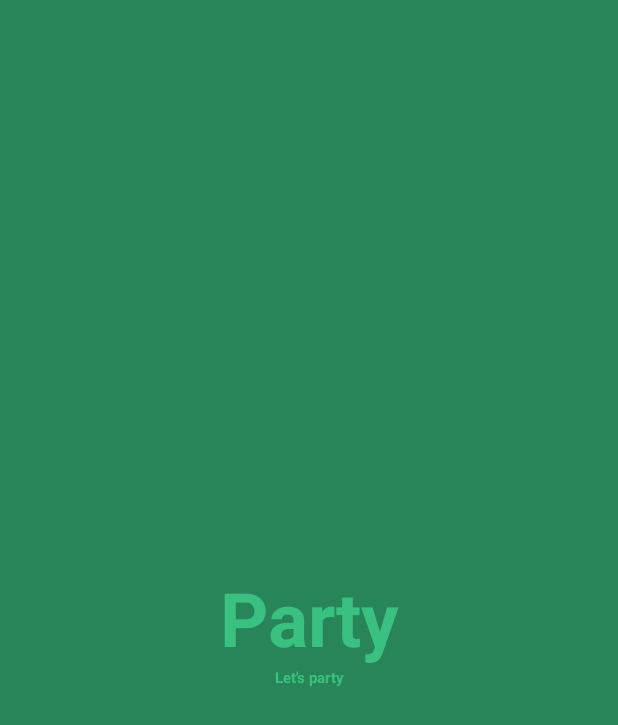
After one commit to WillCoder/Party, an Android app: the SplashActivity screen opened directly, with no data from a screen before it, on a phone screen of 412 x 824 dp. The commit adds this screen. Shown: the top 725 px of the screen. Run offline under Robolectric (Android 15) with nearby library versions, the light colour scheme and no system bars; libraries missing offline, so code that uses them is left out: com.qiniu.android; 3 statements that could not run were skipped.

Commit message:
add splash

```diff
--- a/app/build.gradle
+++ b/app/build.gradle
@@ -24,5 +24,6 @@
     compile 'com.android.support:appcompat-v7:22.0.0'
     compile 'com.jakewharton:butterknife:6.1.0'
     compile 'com.github.satyan:sugar:1.3'
-
+    compile 'com.qiniu:qiniu-android-sdk:7.0.1'
+    compile 'com.android.support:support-v4:22.0.0'
 }
--- /dev/null
+++ b/app/src/main/java/com/dora/party/SplashActivity.java
@@ -0,0 +1,81 @@
+package com.dora.party;
+
+import android.app.Activity;
+import android.content.Intent;
+import android.os.Bundle;
+import android.os.Environment;
+import android.util.Log;
+import android.view.View;
+
+import com.dora.party.util.SystemUiHider;
+import com.qiniu.android.http.ResponseInfo;
+import com.qiniu.android.storage.UpCompletionHandler;
+import com.qiniu.android.storage.UploadManager;
+
+import org.json.JSONObject;
+
+import java.io.File;
+
+
+/**
+ * An example full-screen activity that shows and hides the system UI (i.e.
+ * status bar and navigation/system bar) with user interaction.
+ *
+ * @see SystemUiHider
+ */
+public class SplashActivity extends Activity {
+
+    private static final String TAG = "SplashActivity";
+
+    private static final int SPLASH_TIME = 1000;
+
+    private Thread splashTread;
+
+    @Override
+    protected void onCreate(Bundle savedInstanceState) {
+
+        getWindow().getDecorView().setSystemUiVisibility(View.SYSTEM_UI_FLAG_LAYOUT_FULLSCREEN | View.SYSTEM_UI_FLAG_LAYOUT_HIDE_NAVIGATION);
+
+        super.onCreate(savedInstanceState);
+        setContentView(R.layout.activity_splash);
+
+
+        splashTread = new Thread() {
+            @Override
+            public void run() {
+                try {
+                    synchronized (this) {
+                        wait(SPLASH_TIME);
+                        requestData();
+                    }
+
+                } catch (InterruptedException e) {
+
+                } finally {
+                    finish();
+                    startActivity(new Intent(SplashActivity.this, MainActivity.class));
+                }
+            }
+        };
+
+        splashTread.start();
+    }
+
+    public void requestData() {
+
+
+        File file = new File(Environment.getExternalStorageDirectory(), "1416824357183.test");
+        Log.d(TAG, "File path --> " + file.getPath());
+        String key = "123";
+        String token = "VCgCBGYPx-5RrmkdC85i0NhNI44q8YorXovulTZ3";
+        UploadManager uploadManager = new UploadManager();
+        uploadManager.put(file, key, token,
+                new UpCompletionHandler() {
+                    @Override
+                    public void complete(String key, ResponseInfo info, JSONObject response) {
+                        Log.d(TAG, "complete ->>" + String.valueOf(info));
+                    }
+                }, null);
+    }
+
+}
--- /dev/null
+++ b/app/src/main/res/layout/activity_splash.xml
@@ -0,0 +1,32 @@
+<FrameLayout xmlns:android="http://schemas.android.com/apk/res/android"
+    xmlns:tools="http://schemas.android.com/tools"
+    android:layout_width="match_parent"
+    android:layout_height="match_parent"
+    android:background="@color/green"
+    tools:context="com.dora.party.SplashActivity">
+
+    <!-- The primary full-screen view. This can be replaced with whatever view
+         is needed to present your content, e.g. VideoView, SurfaceView,
+         TextureView, etc. -->
+
+    <TextView
+        android:layout_width="match_parent"
+        android:layout_height="match_parent"
+        android:textColor="@color/green_light"
+        android:textStyle="bold"
+        android:textSize="50sp"
+        android:gravity="center"
+        android:text="@string/app_name" />
+
+
+    <TextView
+        android:paddingTop="80dp"
+        android:layout_width="match_parent"
+        android:layout_height="match_parent"
+        android:textColor="@color/green_light"
+        android:textStyle="bold"
+        android:textSize="10sp"
+        android:gravity="center"
+        android:text="@string/splash_info" />
+
+</FrameLayout>
--- a/app/src/main/res/values/colors.xml
+++ b/app/src/main/res/values/colors.xml
@@ -2,5 +2,11 @@
 <resources>
     <color name="gray_color">@android:color/darker_gray</color>
     <color name="blue">#0099CC</color>
+
+    <color name="green_dark">#288559</color>
     <color name="green">#288559</color>
+    <color name="green_light">#3ac080</color>
+
+
+    <color name="black_overlay">#66000000</color>
 </resources>
--- a/app/src/main/res/values/strings.xml
+++ b/app/src/main/res/values/strings.xml
@@ -16,4 +16,9 @@
     <string name="unit">¥</string>
     <string name="new_cost">+开销</string>
     <string name="add_donation">+资产</string>
+
+    <string name="title_activity_splash">SplashActivity</string>
+    <string name="dummy_button">Dummy Button</string>
+    <string name="dummy_content">DUMMY\nCONTENT</string>
+    <string name="splash_info">Let\'s party</string>
 </resources>
--- a/app/src/main/res/values/styles.xml
+++ b/app/src/main/res/values/styles.xml
@@ -2,6 +2,22 @@
 
     <style name="AppTheme" parent="Theme.AppCompat.Light.DarkActionBar">
         <item name="actionBarStyle">@style/PartyActionBarStyle</item>
+
+        <item name="android:windowContentTransitions" tools:ignore="NewApi">true</item>
+        <item name="android:windowEnterTransition" tools:ignore="NewApi">
+            @android:transition/explode
+        </item>
+        <item name="android:windowExitTransition" tools:ignore="NewApi">
+            @android:transition/explode
+        </item>
+    </style>
+
+    <style name="SplashTheme" parent="Theme.AppCompat.Light.DarkActionBar">
+        <item name="actionBarStyle">@style/PartyActionBarStyle</item>
+        <item name="android:windowTranslucentStatus" tools:ignore="NewApi">false</item>
+        <item name="android:statusBarColor" tools:ignore="NewApi">@android:color/transparent</item>
+        <item name="android:navigationBarColor" tools:ignore="NewApi">@android:color/transparent
+        </item>
     </style>
 
     <style name="PartyActionBarStyle" parent="@style/Widget.AppCompat.Light.ActionBar.Solid.Inverse">
```
Also changed, not shown: app/src/main/AndroidManifest.xml (+8 -3 lines), app/src/main/java/com/dora/party/util/SystemUiHider.java (added, +172 -0 lines), app/src/main/java/com/dora/party/util/SystemUiHiderBase.java (added, +63 -0 lines), app/src/main/java/com/dora/party/util/SystemUiHiderHoneycomb.java (added, +141 -0 lines), 1 other file.
